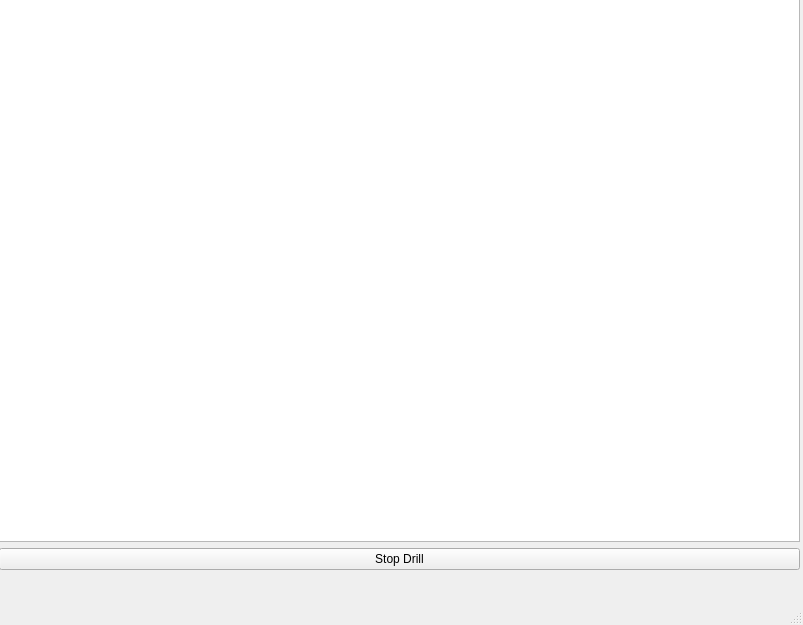
Above: Homework/Qt/OpenCV/Final_Project/drillwindow.ui from mmorth/Computer-Vision-Projects before the change. Below: the same form after it.
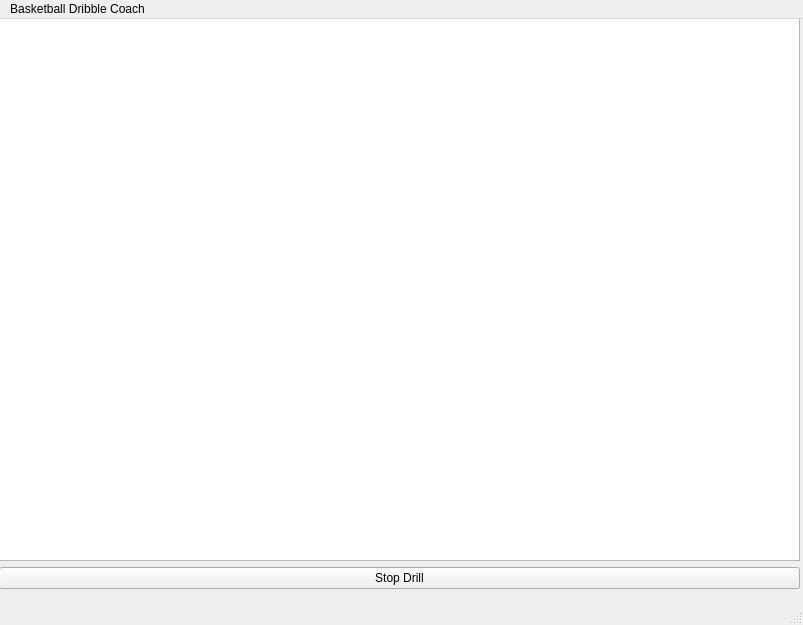
That is the form after the change.

Patch:
```diff
--- a/Homework/Qt/OpenCV/Final_Project/drillwindow.ui
+++ b/Homework/Qt/OpenCV/Final_Project/drillwindow.ui
@@ -46,6 +46,12 @@
      <height>26</height>
     </rect>
    </property>
+   <widget class="QMenu" name="menuBasketball_Dribble_Coach">
+    <property name="title">
+     <string>Basketball Dribble Coach</string>
+    </property>
+   </widget>
+   <addaction name="menuBasketball_Dribble_Coach"/>
   </widget>
   <widget class="QStatusBar" name="statusbar"/>
  </widget>
```
